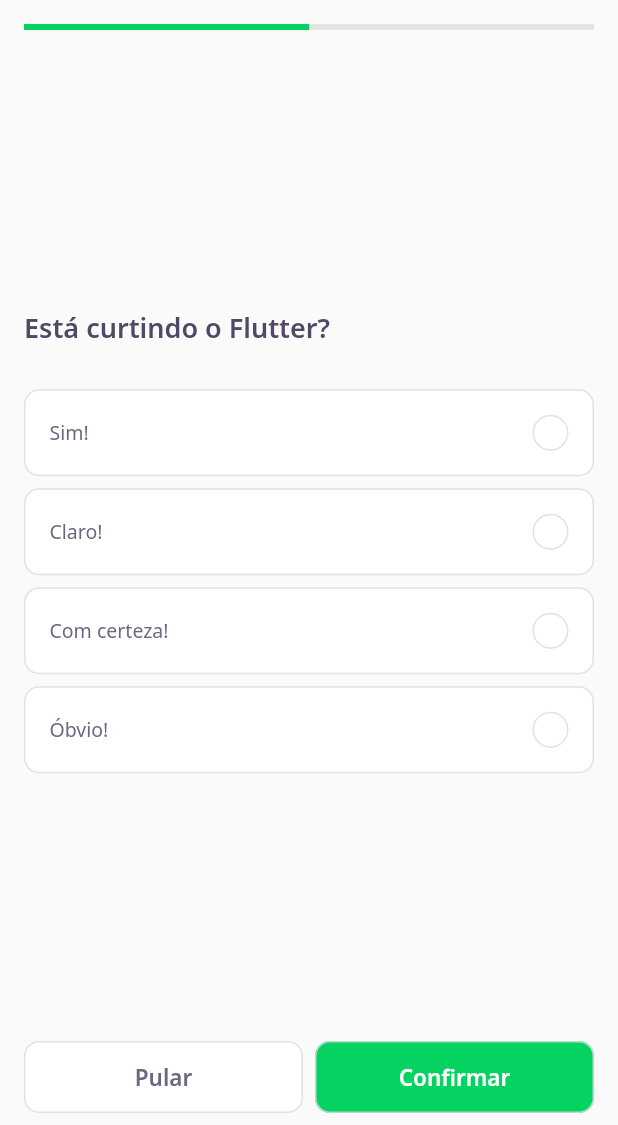
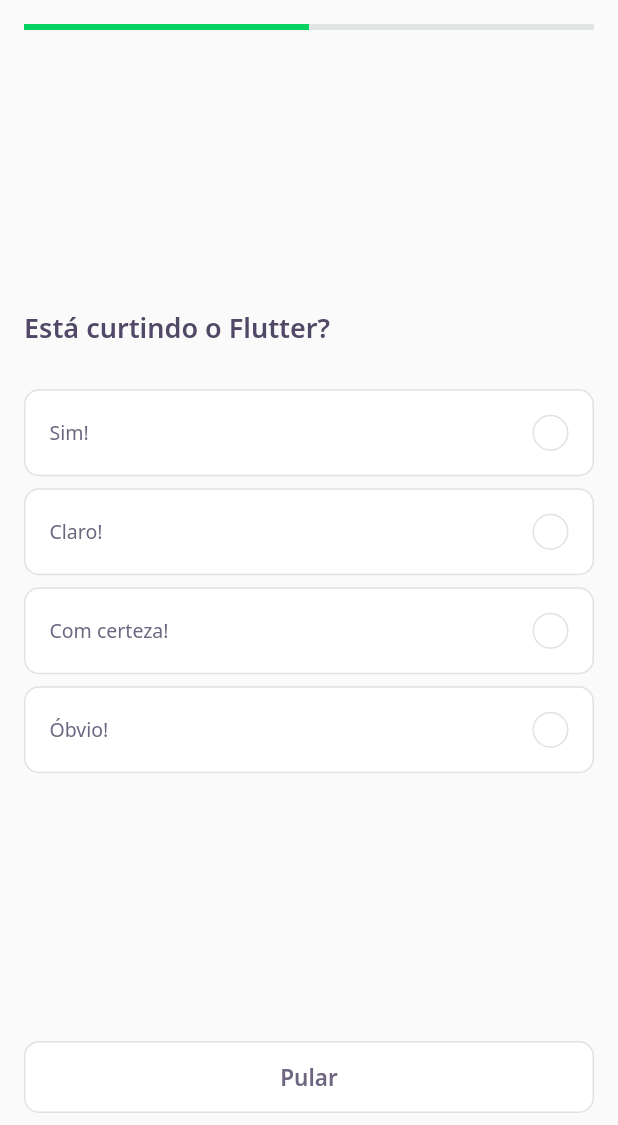
Before and after one commit to alvesluc/NLW5, a Flutter app: the HomePage screen opened directly, after a tap on "Está curtindo o Flutter?", on a phone screen of 412 x 824 dp, the part 111-1236 px from its top. Run offline on Flutter 3.47's test engine with Material 2 defaults, Android fonts, the phone set to English and light mode, and no system bars; our stand-ins replace google_fonts, share_plus; accounts and stored records are empty; network calls fail.

Commit message:
Finished NLW5

```diff
--- a/lib/challenge/challenge_controller.dart
+++ b/lib/challenge/challenge_controller.dart
@@ -4,4 +4,6 @@ class ChallengeController {
   final currentPageNotifier = ValueNotifier<int>(1);
   int get currentPage => currentPageNotifier.value;
   set currentPage(int value) => currentPageNotifier.value = value;
+
+  int rightAnswers = 0;
 }
--- a/lib/challenge/challenge_page.dart
+++ b/lib/challenge/challenge_page.dart
@@ -1,3 +1,5 @@
+import 'package:devquiz/result/result_page.dart';
+
 import 'challenge_controller.dart';
 import 'widgets/next_button/next_button_widget.dart';
 import 'widgets/question_indicator/question_indicator_widget.dart';
@@ -8,8 +10,10 @@ import 'package:flutter/material.dart';
 
 class ChallengePage extends StatefulWidget {
   final List<QuestionModel> questions;
+  final String title;
 
-  const ChallengePage({Key? key, required this.questions}) : super(key: key);
+  const ChallengePage({Key? key, required this.questions, required this.title})
+      : super(key: key);
   @override
   _ChallengePageState createState() => _ChallengePageState();
 }
@@ -27,6 +31,19 @@ class _ChallengePageState extends State<ChallengePage> {
       _controller.currentPage = _pageController.page!.toInt() + 1;
     });
     super.initState();
+  }
+
+  void _nextPage() {
+    if (_controller.currentPage < widget.questions.length)
+      _pageController.nextPage(
+        duration: Duration(milliseconds: 200),
+        curve: Curves.linear,
+      );
+  }
+
+  void _onSelected(bool value) {
+    if (value == true) _controller.rightAnswers++;
+    _nextPage();
   }
 
   @override
@@ -56,31 +73,51 @@ class _ChallengePageState extends State<ChallengePage> {
         controller: _pageController,
         physics: NeverScrollableScrollPhysics(),
         children: widget.questions
-            .map((question) => QuizWidget(question: question))
+            .map(
+              (question) => QuizWidget(
+                question: question,
+                onSelectedAnswer: _onSelected,
+              ),
+            )
             .toList(),
       ),
       bottomNavigationBar: SafeArea(
         child: Padding(
           padding: const EdgeInsets.symmetric(horizontal: 16),
-          child: Row(
+          child: ValueListenableBuilder<int>(
+            valueListenable: _controller.currentPageNotifier,
+            builder: (context, value, _) => Row(
               children: [
+                if (value < widget.questions.length)
                   Expanded(
                       child: NextButtonWidget.white(
                     label: "Pular",
+                    onTap: _nextPage,
+                  )),
+                if (value == widget.questions.length)
+                  SizedBox(
+                    width: 8,
+                  ),
+                if (value == widget.questions.length)
+                  Expanded(
+                    child: NextButtonWidget.green(
+                      label: "Retornar",
                       onTap: () {
-                  _pageController.nextPage(
-                    duration: Duration(milliseconds: 200),
-                    curve: Curves.linear,
+                        Navigator.pushReplacement(
+                          context,
+                          MaterialPageRoute(
+                            builder: (context) => ResultPage(
+                              title: widget.title,
+                              length: widget.questions.length,
+                              rightAnswers: _controller.rightAnswers,
+                            ),
+                          ),
                         );
                       },
-              )),
-              SizedBox(width: 8),
-              Expanded(
-                  child: NextButtonWidget.green(
-                label: "Confirmar",
-                onTap: () {},
-              )),
+                    ),
+                  ),
               ],
+            ),
           ),
         ),
       ),
--- a/lib/challenge/widgets/answer/answer_widget.dart
+++ b/lib/challenge/widgets/answer/answer_widget.dart
@@ -6,7 +6,7 @@ class AnswerWidget extends StatelessWidget {
   final AnswerModel answer;
   final bool isSelected;
   final bool disabled;
-  final VoidCallback onTap;
+  final ValueChanged<bool> onTap;
 
   const AnswerWidget({
     Key? key,
@@ -40,7 +40,9 @@ class AnswerWidget extends StatelessWidget {
       child: IgnorePointer(
         ignoring: disabled,
         child: GestureDetector(
-          onTap: onTap,
+          onTap: () {
+            onTap(answer.isRight);
+          },
           child: Container(
             padding: EdgeInsets.all(16),
             decoration: BoxDecoration(
--- a/lib/challenge/widgets/next_button/next_button_widget.dart
+++ b/lib/challenge/widgets/next_button/next_button_widget.dart
@@ -31,6 +31,21 @@ class NextButtonWidget extends StatelessWidget {
         this.label = label,
         this.onTap = onTap;
 
+  NextButtonWidget.purple({required String label, required VoidCallback onTap})
+      : this.backgroundColor = AppColors.purple,
+        this.fontColor = AppColors.white,
+        this.borderColor = AppColors.purple,
+        this.label = label,
+        this.onTap = onTap;
+
+  NextButtonWidget.transparent(
+      {required String label, required VoidCallback onTap})
+      : this.backgroundColor = Colors.transparent,
+        this.fontColor = AppColors.grey,
+        this.borderColor = Colors.transparent,
+        this.label = label,
+        this.onTap = onTap;
+
   @override
   Widget build(BuildContext context) {
     return Container(
--- a/lib/challenge/widgets/quiz/quiz_widget.dart
+++ b/lib/challenge/widgets/quiz/quiz_widget.dart
@@ -6,10 +6,12 @@ import 'package:flutter/material.dart';
 
 class QuizWidget extends StatefulWidget {
   final QuestionModel question;
+  final ValueChanged<bool> onSelectedAnswer;
 
   const QuizWidget({
     Key? key,
     required this.question,
+    required this.onSelectedAnswer,
   }) : super(key: key);
 
   @override
@@ -40,9 +42,10 @@ class _QuizWidgetState extends State<QuizWidget> {
                 answer: answer(i),
                 disabled: selectedIndex != -1,
                 isSelected: selectedIndex == i,
-                onTap: () {
+                onTap: (value) {
                   selectedIndex = i;
                   setState(() {});
+                  widget.onSelectedAnswer(value);
                 },
               ),
           ],
--- a/lib/core/app_widget.dart
+++ b/lib/core/app_widget.dart
@@ -1,4 +1,4 @@
-import 'package:devquiz/home/home_page.dart';
+import 'package:devquiz/splash/splash_page.dart';
 import 'package:flutter/material.dart';
 
 class AppWidget extends StatelessWidget {
@@ -7,7 +7,7 @@ class AppWidget extends StatelessWidget {
     return MaterialApp(
       debugShowCheckedModeBanner: false,
       title: "DevQuiz",
-      home: HomePage(),
+      home: SplashPage(),
     );
   }
 }
--- a/lib/home/home_page.dart
+++ b/lib/home/home_page.dart
@@ -74,6 +74,7 @@ class _HomePageState extends State<HomePage> {
                                 context,
                                 MaterialPageRoute(
                                   builder: (context) => ChallengePage(
+                                    title: quiz.title,
                                     questions: quiz.questions,
                                   ),
                                 ),
--- a/pubspec.yaml
+++ b/pubspec.yaml
@@ -13,6 +13,7 @@ dependencies:
     sdk: flutter
   cupertino_icons: ^1.0.2
   google_fonts: ^2.0.0
+  share_plus: ^2.0.1
 
 dev_dependencies:
   flutter_test:
```
Also changed, not shown: lib/result/result_page.dart (added, +81 -0 lines), lib/splash/splash_page.dart (+9 -0 lines), pubspec.lock. Lines whose indentation alone changed are shown as unchanged.
